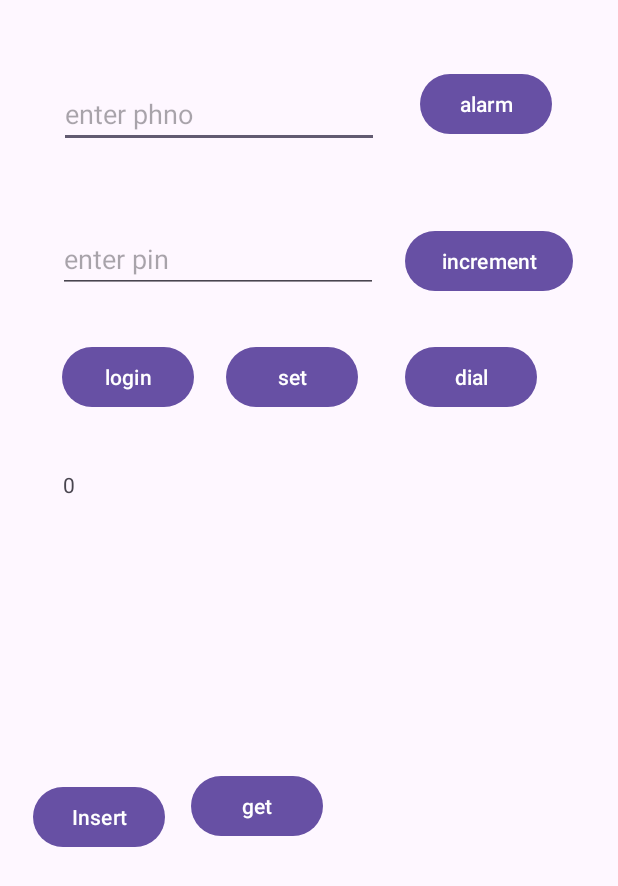
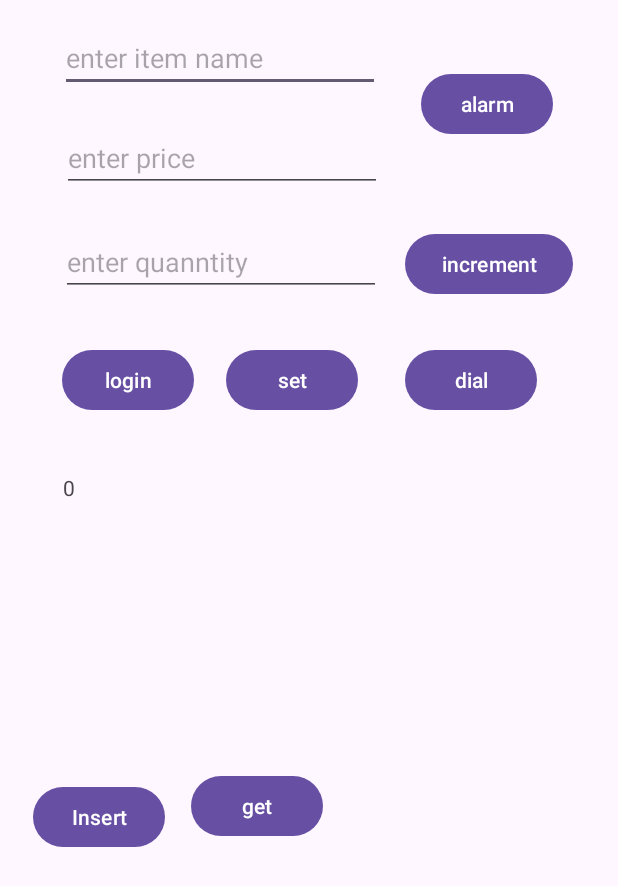
Before and after one commit to abdultanveer/boschandroidexs, an Android app: the screen it shows after launch (MainActivity), after a tap on "Insert", on a phone screen of 412 x 824 dp. Shown: the top 886 px of the screen. Run offline under Robolectric (Android 15) with nearby library versions, the phone set to English and light mode, and no system bars; our stand-ins replace Room's generated code; 1 statement that could not run was skipped.

Commit message:
roomdb -3 form data to roomdb

```diff
--- a/app/src/main/java/com/example/bosch/MainActivity.kt
+++ b/app/src/main/java/com/example/bosch/MainActivity.kt
@@ -145,9 +145,16 @@ class MainActivity : AppCompatActivity() {
 
     private fun insertDataDb() {
 
-        GlobalScope.launch {
-            var groceryItem:Item = Item(11,"fruits",11.11,22)
+        GlobalScope.launch(Dispatchers.Main) {
+            var groceryItem:Item = Item(123,
+                binding.etPhone.text.toString(),
+                binding.etPin.text.toString().toDouble(),
+                binding.etPrice.text.toString().toInt())
+                //11,"fruits",11.11,22)
             dao.insert(groceryItem)
+            binding.etPrice.setText("")
+            binding.etPhone.setText("")
+            binding.etPin.setText("")
         }
     }
 
--- a/app/src/main/res/layout/activity_main.xml
+++ b/app/src/main/res/layout/activity_main.xml
@@ -12,10 +12,10 @@
         android:id="@+id/etPhone"
         android:layout_width="wrap_content"
         android:layout_height="wrap_content"
-        android:layout_marginStart="39dp"
-        android:layout_marginTop="53dp"
+        android:layout_marginStart="40dp"
+        android:layout_marginTop="16dp"
         android:ems="10"
-        android:hint="enter phno"
+        android:hint="enter item name"
         android:inputType="text"
         app:layout_constraintStart_toStartOf="parent"
         app:layout_constraintTop_toTopOf="parent" />
@@ -24,11 +24,11 @@
         android:id="@+id/etPin"
         android:layout_width="wrap_content"
         android:layout_height="wrap_content"
-        android:layout_marginTop="150dp"
-        android:layout_marginEnd="18dp"
+        android:layout_marginTop="152dp"
+        android:layout_marginEnd="16dp"
         android:ems="10"
-        android:hint="enter pin"
-        android:inputType="numberPassword"
+        android:hint="enter quanntity"
+        android:inputType="number"
         app:layout_constraintEnd_toStartOf="@+id/btnInc"
         app:layout_constraintTop_toTopOf="parent" />
 
@@ -75,9 +75,10 @@
         android:layout_width="wrap_content"
         android:layout_height="wrap_content"
         android:layout_marginTop="45dp"
-        android:layout_marginEnd="44dp"
+        android:layout_marginEnd="17dp"
         android:text="alarm"
         app:layout_constraintEnd_toEndOf="parent"
+        app:layout_constraintStart_toEndOf="@+id/etPrice"
         app:layout_constraintTop_toTopOf="parent" />
 
     <Button
@@ -108,4 +109,17 @@
         android:text="get"
         app:layout_constraintBottom_toBottomOf="@+id/btnInsert"
         app:layout_constraintStart_toEndOf="@+id/btnInsert" />
+
+    <EditText
+        android:id="@+id/etPrice"
+        android:layout_width="wrap_content"
+        android:layout_height="wrap_content"
+        android:layout_marginStart="15dp"
+        android:layout_marginTop="21dp"
+        android:ems="10"
+        android:hint="enter price"
+        android:inputType="number"
+        app:layout_constraintEnd_toStartOf="@+id/btnAlarm"
+        app:layout_constraintStart_toStartOf="parent"
+        app:layout_constraintTop_toBottomOf="@+id/etPhone" />
 </androidx.constraintlayout.widget.ConstraintLayout>
```
